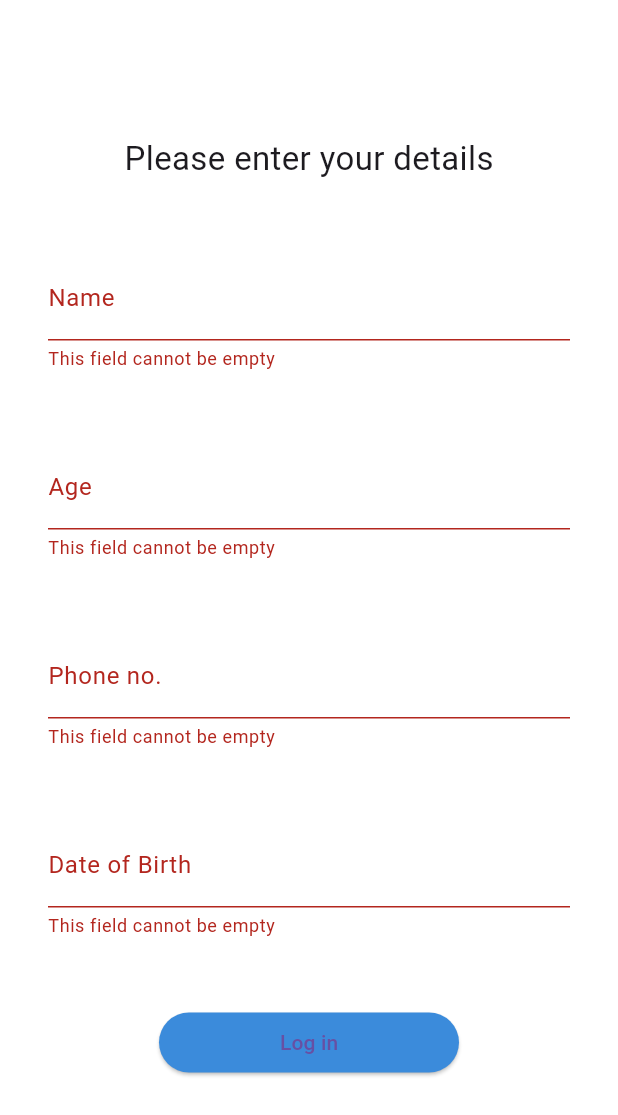
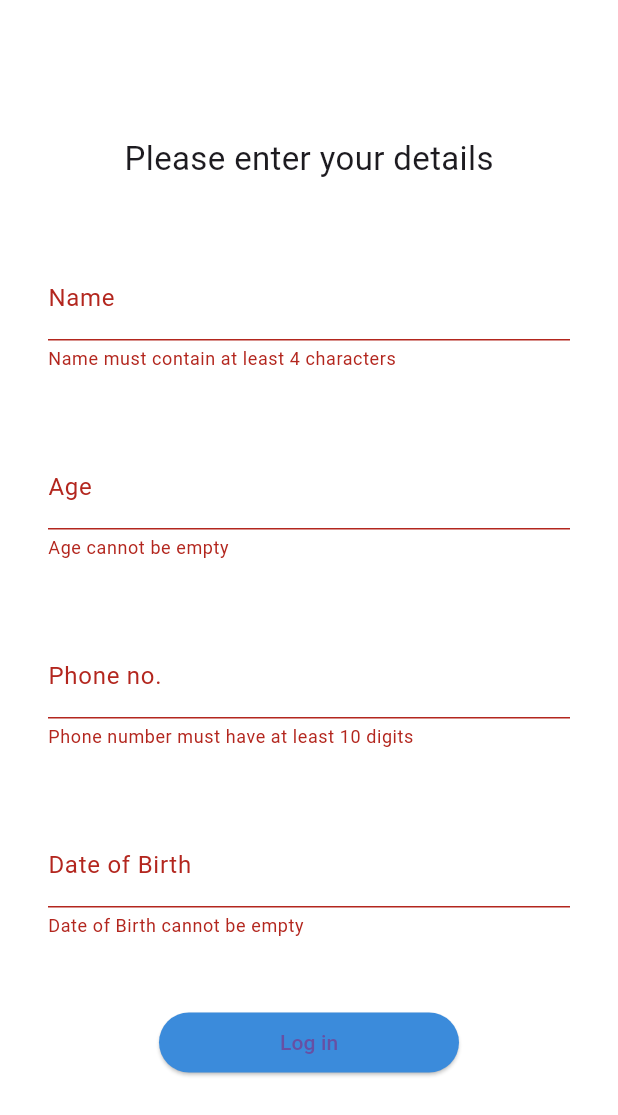
Before and after one commit to Dhairya1732/movie_app, a Flutter app: the screen it shows after launch, after a tap on "Log in", on a phone screen of 412 x 824 dp. Shown: the top 1115 px of the screen. Run offline on Flutter 3.47's test engine with Material 3 defaults, Android fonts, the phone set to English and light mode, and no system bars; network calls fail.

Commit message:
Modified login page

```diff
--- a/lib/login_page.dart
+++ b/lib/login_page.dart
@@ -2,13 +2,20 @@ import 'package:flutter/material.dart';
 import 'package:movie_app/home_page.dart';
 
 class LoginPage extends StatefulWidget {
-  const LoginPage({super.key});
+  const LoginPage({Key? key}) : super(key: key);
+
   @override
-  State<LoginPage> createState() => _LoginPageState();
+  // ignore: library_private_types_in_public_api
+  _LoginPageState createState() => _LoginPageState();
 }
 
 class _LoginPageState extends State<LoginPage> {
-  final formkey = GlobalKey<FormState>();
+  final formKey = GlobalKey<FormState>();
+  final TextEditingController nameController = TextEditingController();
+  final TextEditingController ageController = TextEditingController();
+  final TextEditingController phoneController = TextEditingController();
+  final TextEditingController dobController = TextEditingController();
+
   @override
   Widget build(BuildContext context) {
     return MaterialApp(
@@ -17,8 +24,9 @@ class _LoginPageState extends State<LoginPage> {
         backgroundColor: Colors.white,
         body: SingleChildScrollView(
           child: Form(
-            key: formkey,
-            child: Column(children: [
+            key: formKey,
+            child: Column(
+              children: [
                 const SizedBox(height: 90),
                 const Text(
                   "Please enter your details",
@@ -28,13 +36,16 @@ class _LoginPageState extends State<LoginPage> {
                 Padding(
                   padding: const EdgeInsets.symmetric(horizontal: 32),
                   child: TextFormField(
+                    controller: nameController,
                     decoration: const InputDecoration(
-                      hintText: "Enter name", labelText: "Name"),
+                      hintText: "Enter name",
+                      labelText: "Name",
+                    ),
                     keyboardType: TextInputType.name,
                     validator: (value) {
-                    return (value != null && value.isNotEmpty)
+                      return (value != null && value.length >= 4)
                           ? null
-                        : "This field cannot be empty";
+                          : "Name must contain at least 4 characters";
                     },
                   ),
                 ),
@@ -42,13 +53,20 @@ class _LoginPageState extends State<LoginPage> {
                 Padding(
                   padding: const EdgeInsets.symmetric(horizontal: 32),
                   child: TextFormField(
+                    controller: ageController,
                     decoration: const InputDecoration(
-                      hintText: "Enter Age", labelText: "Age"),
+                      hintText: "Enter Age",
+                      labelText: "Age",
+                    ),
                     keyboardType: TextInputType.number,
                     validator: (value) {
-                    return (value != null && value.isNotEmpty)
+                      if (value == null || value.isEmpty) {
+                        return "Age cannot be empty";
+                      }
+                      int age = int.tryParse(value) ?? 0;
+                      return (age > 17 && age < 150)
                           ? null
-                        : "This field cannot be empty";
+                          : "Please enter a valid age above 18 years";
                     },
                   ),
                 ),
@@ -56,13 +74,16 @@ class _LoginPageState extends State<LoginPage> {
                 Padding(
                   padding: const EdgeInsets.symmetric(horizontal: 32),
                   child: TextFormField(
+                    controller: phoneController,
                     decoration: const InputDecoration(
-                      hintText: "Enter Phone no.", labelText: "Phone no."),
+                      hintText: "Enter Phone no.",
+                      labelText: "Phone no.",
+                    ),
                     keyboardType: TextInputType.phone,
                     validator: (value) {
-                    return (value != null && value.isNotEmpty)
+                      return (value != null && value.length >= 10)
                           ? null
-                        : "This field cannot be empty";
+                          : "Phone number must have at least 10 digits";
                     },
                   ),
                 ),
@@ -70,16 +91,30 @@ class _LoginPageState extends State<LoginPage> {
                 Padding(
                   padding: const EdgeInsets.symmetric(horizontal: 32),
                   child: TextFormField(
+                    controller: dobController,
                     decoration: const InputDecoration(
-                      hintText: "dd/mm/yyyy", labelText: "Date of Birth"),
+                      hintText: "dd/mm/yyyy",
+                      labelText: "Date of Birth",
+                    ),
                     keyboardType: TextInputType.datetime,
                     validator: (value) {
                       if (value == null || value.isEmpty) {
-                      return "This field cannot be empty";
+                        return "Date of Birth cannot be empty";
                       }
-                    const datePattern = r'^\d{2}/\d{2}/\d{4}$';
-                    if (!RegExp(datePattern).hasMatch(value)) {
+                      final parts = value.split('/');
+                      if (parts.length != 3) {
                         return "Please enter a valid date in the format dd/mm/yyyy";
+                      }
+                      try {
+                        final dob = DateTime(int.parse(parts[2]),
+                            int.parse(parts[1]), int.parse(parts[0]));
+                        final now = DateTime.now();
+                        if (dob.isAfter(
+                            now.subtract(const Duration(days: 365 * 18)))) {
+                          return "You must be at least 18 years old";
+                        }
+                      } catch (e) {
+                        return "Please enter a valid date";
                       }
                       return null;
                     },
@@ -91,22 +126,26 @@ class _LoginPageState extends State<LoginPage> {
                   width: 200,
                   child: ElevatedButton(
                     onPressed: () {
-                    if (formkey.currentState!.validate()) {
+                      if (formKey.currentState!.validate()) {
                         Navigator.push(
                           context,
                           MaterialPageRoute(
-                              builder: (context) => const HomePage()));
+                            builder: (context) => const HomePage(),
+                          ),
+                        );
                       }
                     },
                     style: ElevatedButton.styleFrom(
-                      backgroundColor: const Color.fromARGB(255, 59, 139, 219)),
+                      backgroundColor: const Color.fromARGB(255, 59, 139, 219),
+                    ),
                     child: const Text(
                       "Log in",
                       style: TextStyle(),
                     ),
                   ),
                 ),
-            ]),
+              ],
+            ),
           ),
         ),
       ),
```
Lines whose indentation alone changed are shown as unchanged.
